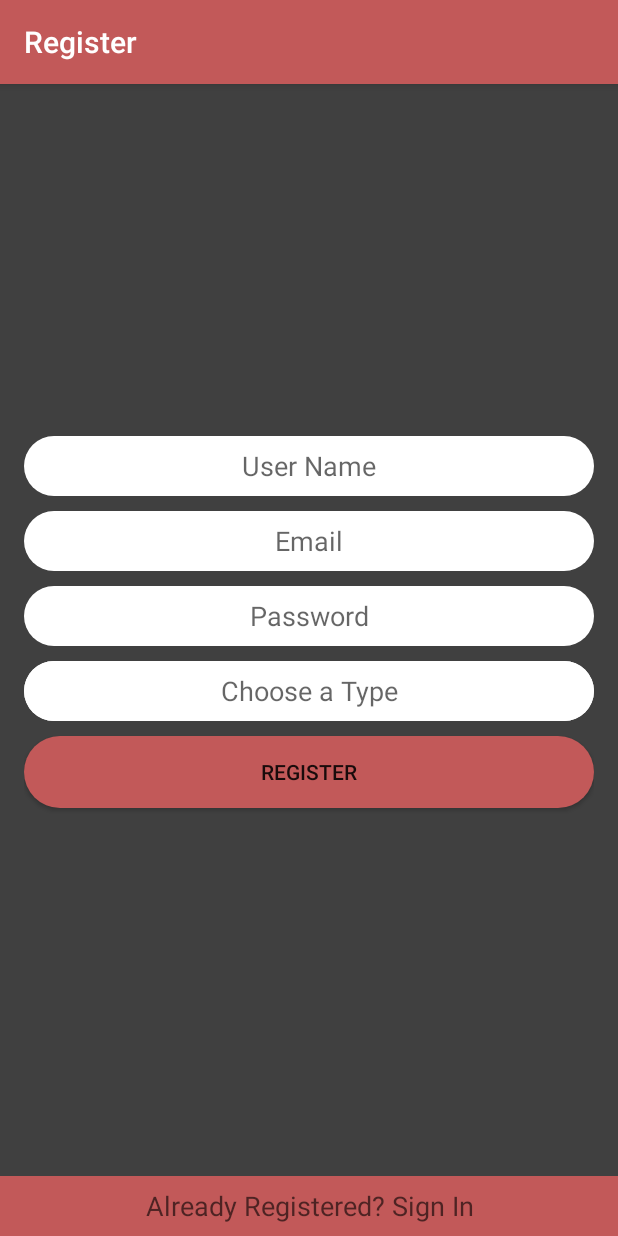
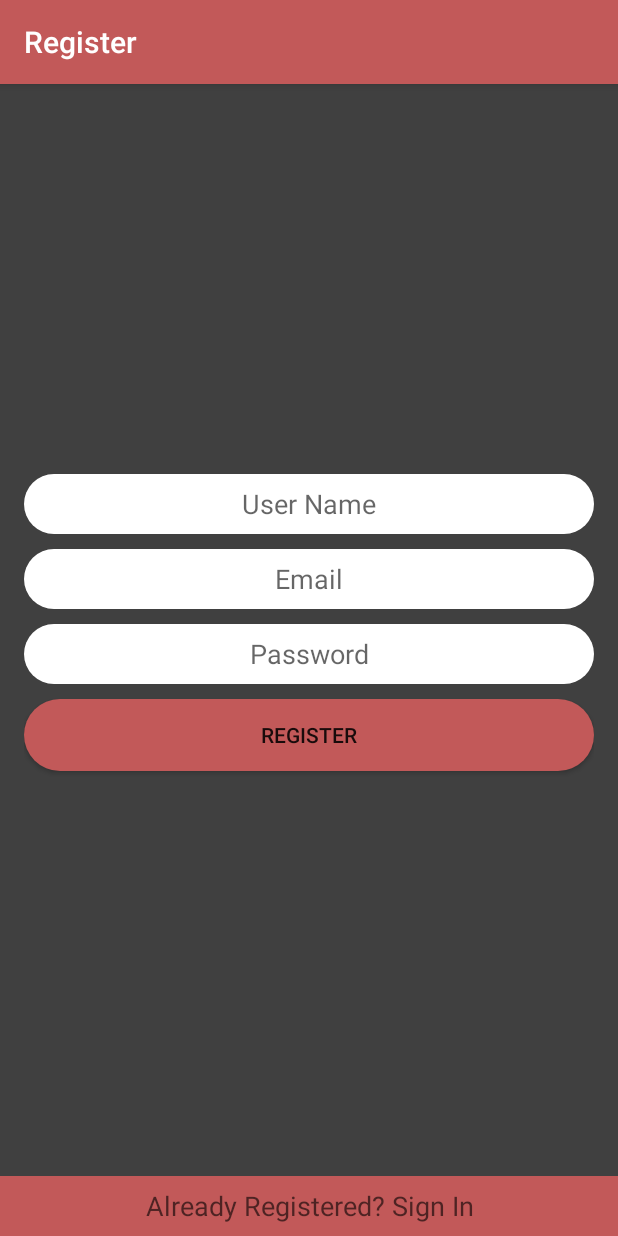
Before and after one commit to JunCCNY/LoginPage, an Android app: the RegisterActivity screen opened directly, with no data from a screen before it, after a tap on "REGISTER", on a phone screen of 412 x 824 dp. Run offline under Robolectric (Android 15) with nearby library versions, the phone set to English and light mode, and no system bars; 1 statement that could not run was skipped.

```diff
--- a/app/src/main/AndroidManifest.xml
+++ b/app/src/main/AndroidManifest.xml
@@ -26,7 +26,8 @@
         <activity
             android:name=".MainActivity"
             android:label="Main Activity" />
-        <activity android:name=".UserActivity"></activity>
+        <activity android:name=".UserActivity" />
+        <activity android:name=".getClubs"></activity>
     </application>
 
 </manifest>
--- a/app/src/main/java/com/codingmechanic/loginpage/App/AppConfig.java
+++ b/app/src/main/java/com/codingmechanic/loginpage/App/AppConfig.java
@@ -16,6 +16,9 @@ public class AppConfig {
 
     public static String URL_ADD_CLUB = "http://codingmechanic.com/addclub.php";
 
+    public static String URL_GET_CLUB = "http://codingmechanic.com/get_club.php";
+
+    public static String URL_GET_COLLEGE = "http://codingmechanic.com/get_college.php";
 
 
     //
--- a/app/src/main/java/com/codingmechanic/loginpage/BackgroundWorker.java
+++ b/app/src/main/java/com/codingmechanic/loginpage/BackgroundWorker.java
@@ -32,6 +32,10 @@ public class BackgroundWorker extends AsyncTask<String, Void, String> {
         String loginUrl = AppConfig.URL_LOGIN;
         String registerUrl = AppConfig.URL_REGISTER;
         String addCollege = AppConfig.URL_ADD_COLLEGE;
+        String addClub = AppConfig.URL_ADD_CLUB;
+        String getClub = AppConfig.URL_GET_CLUB;
+        String getCollege = AppConfig.URL_GET_COLLEGE;
+
         if (type.equals("login")) {
             try {
                 String userName = values[1];
@@ -153,7 +157,7 @@ public class BackgroundWorker extends AsyncTask<String, Void, String> {
                 String clubEmail = values[4];
                 String clubDesc = values[5];
 
-                URL url = new URL(addCollege);
+                URL url = new URL(addClub);
                 HttpURLConnection httpURLConnection = (HttpURLConnection) url.openConnection();
                 httpURLConnection.setRequestMethod("POST");
                 httpURLConnection.setDoOutput(true);
--- a/app/src/main/java/com/codingmechanic/loginpage/RegisterActivity.java
+++ b/app/src/main/java/com/codingmechanic/loginpage/RegisterActivity.java
@@ -6,10 +6,8 @@ import android.support.v4.content.ContextCompat;
 import android.support.v7.app.AppCompatActivity;
 import android.util.Log;
 import android.view.View;
-import android.widget.AdapterView;
 import android.widget.Button;
 import android.widget.EditText;
-import android.widget.Spinner;
 import android.widget.TextView;
 import android.widget.Toast;
 
@@ -34,28 +32,11 @@ public class RegisterActivity extends AppCompatActivity {
         final EditText email = (EditText) findViewById(R.id.txtEmailRegister);
         final TextView choose = (TextView) findViewById(R.id.txtPlaceHolder);
         final Button register = (Button) findViewById(R.id.btnRegister);
-        final Spinner spinner = (Spinner) findViewById(R.id.spinnerType);
         final TextView signup = (TextView) findViewById(R.id.txtSigninNow);
 
         Utility.customView(register, ContextCompat.getColor(this, R.color.color_button));
 
 
-        spinner.setOnItemSelectedListener(new AdapterView.OnItemSelectedListener() {
-            @Override
-            public void onItemSelected(AdapterView<?> adapterView, View view, int i, long l) {
-                if (i == 0) {
-                    choose.setAlpha(1);
-                } else {
-                    choose.setAlpha(0);
-
-                }
-            }
-
-            @Override
-            public void onNothingSelected(AdapterView<?> adapterView) {
-
-            }
-        });
 
         register.setOnClickListener(new View.OnClickListener() {
             @Override
@@ -63,16 +44,11 @@ public class RegisterActivity extends AppCompatActivity {
                 String nameuser = userName.getText().toString().toLowerCase().trim();
                 String emailAddr = email.getText().toString().toLowerCase().trim();
                 String pass = password.getText().toString().trim();
-                String userType = "";
-                if (spinner.getSelectedItemId() != 0) {
-                    userType = spinner.getSelectedItem().toString().trim();
-                }
-
                 String dataType = "register";
-                if (!nameuser.isEmpty() && !emailAddr.isEmpty() && !pass.isEmpty() && !userType.isEmpty()) {
+                if (!nameuser.isEmpty() && !emailAddr.isEmpty() && !pass.isEmpty()) {
                     BackgroundWorker bg = new BackgroundWorker(getApplicationContext());
                     try {
-                        String jsonStr = bg.execute(dataType, nameuser, emailAddr, pass, userType).get();
+                        String jsonStr = bg.execute(dataType, nameuser, emailAddr, pass).get();
                         Log.d(LOG_TAG, jsonStr);
                         JSONObject jObj = new JSONObject(jsonStr);
                         boolean error = jObj.getBoolean("error");
@@ -89,10 +65,9 @@ public class RegisterActivity extends AppCompatActivity {
                             String uid = user.getString("id");
                             String name = user.getString("username");
                             String email = user.getString("email");
-                            String type = user.getString("type");
 
                             // Inserting row in users table
-                            Log.d(LOG_TAG, "user : " + name + "\tEmail : " + email + "\tType : " + type);
+                            Log.d(LOG_TAG, "user : " + name + "\tEmail : " + email);
                             // Launch main activity
                             Intent intent = new Intent(RegisterActivity.this,
                                     LoginActivity.class);
--- a/app/src/main/res/layout/activity_register.xml
+++ b/app/src/main/res/layout/activity_register.xml
@@ -66,31 +66,6 @@
                     android:textAlignment="center"
                     tools:targetApi="jelly_bean_mr1" />
 
-                <RelativeLayout
-                    android:layout_width="wrap_content"
-                    android:layout_height="wrap_content">
-
-                    <Spinner
-                        android:layout_width="match_parent"
-                        android:layout_height="40dp"
-                        style="?android:attr/spinnerStyle"
-                        android:id="@+id/spinnerType"
-                        android:background="@drawable/rounded_edittext"
-                        android:entries="@array/type_arrays"
-                        android:prompt="@string/type_prompt"
-                        android:layout_marginBottom="10dp"
-                        android:gravity="center" />
-
-                    <TextView
-                        android:layout_width="match_parent"
-                        android:layout_height="40dp"
-                        android:ems="10"
-                        android:textAppearance="?android:attr/textAppearanceMedium"
-                        android:text="@string/choose_a_type"
-                        android:gravity="center"
-                        android:background="@drawable/rounded_edittext"
-                        android:id="@+id/txtPlaceHolder" />
-                </RelativeLayout>
 
                 <Button
                     android:background="@drawable/rounded_button"
```
Also changed, not shown: app/src/main/java/com/codingmechanic/loginpage/getClubs.java (added, +13 -0 lines), app/src/main/res/layout/activity_get_clubs.xml (added, +18 -0 lines).
